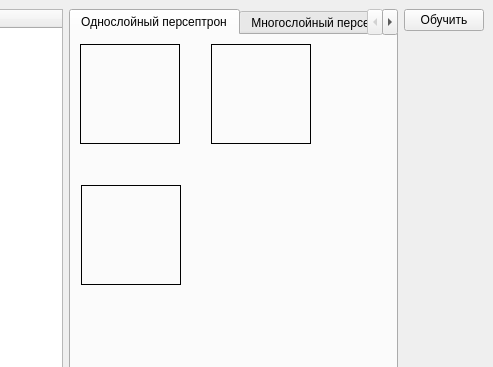
The window that View/view.ui (Alek-dr/NeuralNetworks) describes before a commit, drawn with Qt 5; both pictures show x 275 to 768 and y 0 to 367 of the 768 by 600 pixel window.
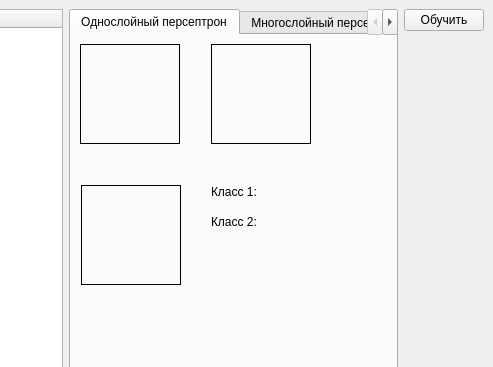
The same window after the commit.

```diff
--- a/View/view.ui
+++ b/View/view.ui
@@ -105,6 +105,58 @@
            <string/>
           </property>
          </widget>
+         <widget class="QLabel" name="lbl1">
+          <property name="geometry">
+           <rect>
+            <x>140</x>
+            <y>150</y>
+            <width>59</width>
+            <height>14</height>
+           </rect>
+          </property>
+          <property name="text">
+           <string>Класс 1:</string>
+          </property>
+         </widget>
+         <widget class="QLabel" name="lbl2">
+          <property name="geometry">
+           <rect>
+            <x>140</x>
+            <y>180</y>
+            <width>59</width>
+            <height>14</height>
+           </rect>
+          </property>
+          <property name="text">
+           <string>Класс 2:</string>
+          </property>
+         </widget>
+         <widget class="QLabel" name="sim_1">
+          <property name="geometry">
+           <rect>
+            <x>200</x>
+            <y>150</y>
+            <width>59</width>
+            <height>14</height>
+           </rect>
+          </property>
+          <property name="text">
+           <string/>
+          </property>
+         </widget>
+         <widget class="QLabel" name="sim_2">
+          <property name="geometry">
+           <rect>
+            <x>200</x>
+            <y>180</y>
+            <width>59</width>
+            <height>14</height>
+           </rect>
+          </property>
+          <property name="text">
+           <string/>
+          </property>
+         </widget>
         </widget>
         <widget class="QWidget" name="tab_2">
          <attribute name="title">
```
